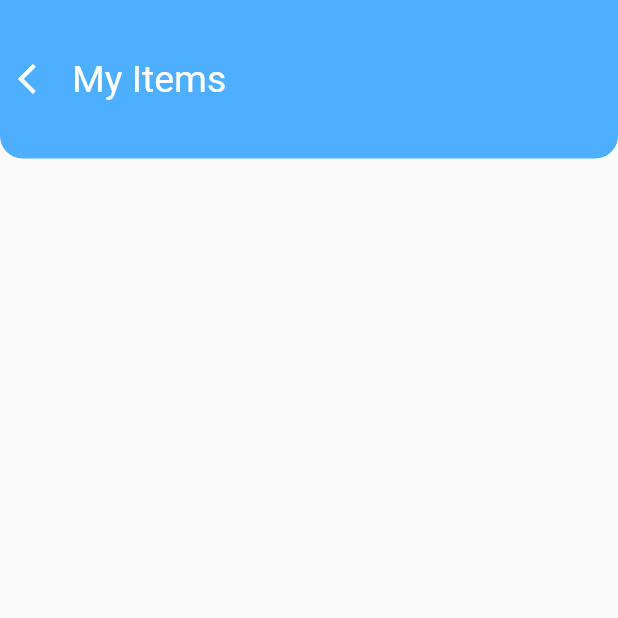
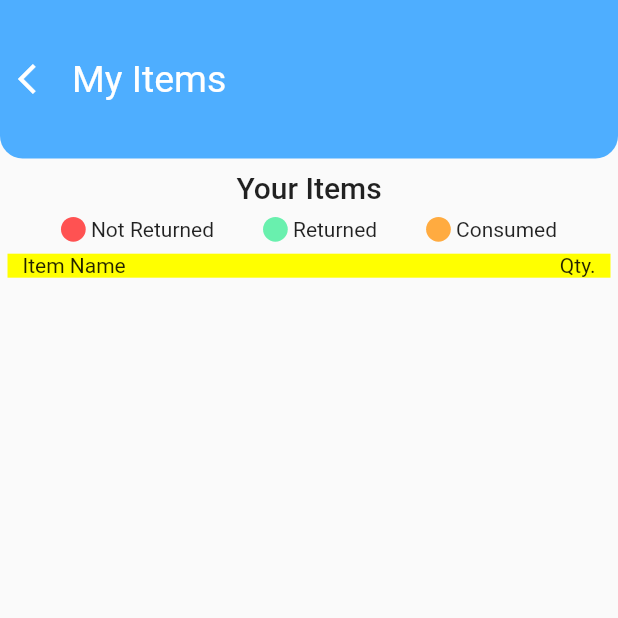
Before and after one commit to innovation-center-gitam-hyd/Innovation-Center-App, a Flutter app: the MyInventoryItems screen opened directly, on a phone screen of 412 x 824 dp, the top half of it. Run offline on Flutter 3.47's test engine with Material 2 defaults, Android fonts, the light colour scheme and no system bars; our stand-ins replace flutter_custom_clippers, page_transition, shared_preferences; accounts and stored records are empty.

Commit message:
My Items screen

```diff
--- a/lib/myScreen/Inventory/inventory.dart
+++ b/lib/myScreen/Inventory/inventory.dart
@@ -99,93 +99,6 @@ class MyInventory extends StatelessWidget {
                           )
                         : Container(),
 
-                    // Padding(
-                    //   padding: EdgeInsets.all(0),
-                    //   child: Column(
-                    //     children: [
-                    //       Padding(
-                    //         padding: const EdgeInsets.only(
-                    //           top: 8,
-                    //         ),
-                    //         child: Text(
-                    //           "Your Items",
-                    //           style: TextStyle(
-                    //               fontSize: 20, fontWeight: FontWeight.w500),
-                    //         ),
-                    //       ),
-                    //       Padding(
-                    //         padding: const EdgeInsets.all(8.0),
-                    //         child: Row(
-                    //           mainAxisAlignment: MainAxisAlignment.spaceEvenly,
-                    //           children: [
-                    //             Container(
-                    //               child: Row(
-                    //                 children: [
-                    //                   CircleAvatar(
-                    //                     backgroundColor: Colors.redAccent,
-                    //                     radius:
-                    //                         MediaQuery.of(context).size.height /
-                    //                             100,
-                    //                   ),
-                    //                   Text("\tNot Returned")
-                    //                 ],
-                    //               ),
-                    //             ),
-                    //             Container(
-                    //               child: Row(
-                    //                 children: [
-                    //                   CircleAvatar(
-                    //                     backgroundColor: Colors.greenAccent,
-                    //                     radius:
-                    //                         MediaQuery.of(context).size.height /
-                    //                             100,
-                    //                   ),
-                    //                   Text("\tReturned")
-                    //                 ],
-                    //               ),
-                    //             ),
-                    //             Container(
-                    //               child: Row(
-                    //                 children: [
-                    //                   CircleAvatar(
-                    //                     backgroundColor: Colors.orangeAccent,
-                    //                     radius:
-                    //                         MediaQuery.of(context).size.height /
-                    //                             100,
-                    //                   ),
-                    //                   Text("\tConsumed")
-                    //                 ],
-                    //               ),
-                    //             ),
-                    //           ],
-                    //         ),
-                    //       ),
-                    //     ],
-                    //   ),
-                    // ),
-                    // Padding(
-                    //   padding: const EdgeInsets.symmetric(horizontal: 8),
-                    //   child: Expanded(
-                    //     child: Container(
-                    //       decoration: BoxDecoration(
-                    //         color: Colors.yellowAccent,
-                    //       ),
-                    //       child: Row(
-                    //         mainAxisAlignment: MainAxisAlignment.spaceBetween,
-                    //         children: [
-                    //           Padding(
-                    //             padding: const EdgeInsets.only(left: 10),
-                    //             child: Text("Item Name"),
-                    //           ),
-                    //           Padding(
-                    //             padding: const EdgeInsets.only(right: 10),
-                    //             child: Text("Qty."),
-                    //           ),
-                    //         ],
-                    //       ),
-                    //     ),
-                    //   ),
-                    // ),
                     // Expanded(
                     //   child: Padding(
                     //     padding: const EdgeInsets.all(8.0),
@@ -300,6 +213,98 @@ class MyInventoryItems extends StatefulWidget {
 class _MyInventoryItemsState extends State<MyInventoryItems> {
   @override
   Widget build(BuildContext context) {
-    return MyScaffold(title: "My Items", myBody: Container());
+    return MyScaffold(
+      title: "My Items",
+      myBody: Column(
+        mainAxisSize: MainAxisSize.min,
+        children: [
+          Container(
+            child: Column(
+              children: [
+                Padding(
+                  padding: const EdgeInsets.only(
+                    top: 8,
+                  ),
+                  child: Text(
+                    "Your Items",
+                    style: TextStyle(fontSize: 20, fontWeight: FontWeight.w500),
+                  ),
+                ),
+                Padding(
+                  padding: const EdgeInsets.all(8.0),
+                  child: Row(
+                    mainAxisAlignment: MainAxisAlignment.spaceEvenly,
+                    children: [
+                      Container(
+                        child: Row(
+                          children: [
+                            CircleAvatar(
+                              backgroundColor: Colors.redAccent,
+                              radius: MediaQuery.of(context).size.height / 100,
+                            ),
+                            Text("\tNot Returned")
+                          ],
+                        ),
+                      ),
+                      Container(
+                        child: Row(
+                          children: [
+                            CircleAvatar(
+                              backgroundColor: Colors.greenAccent,
+                              radius: MediaQuery.of(context).size.height / 100,
+                            ),
+                            Text("\tReturned")
+                          ],
+                        ),
+                      ),
+                      Container(
+                        child: Row(
+                          children: [
+                            CircleAvatar(
+                              backgroundColor: Colors.orangeAccent,
+                              radius: MediaQuery.of(context).size.height / 100,
+                            ),
+                            Text("\tConsumed")
+                          ],
+                        ),
+                      ),
+                    ],
+                  ),
+                ),
+
+                Padding(
+                  padding: const EdgeInsets.symmetric(horizontal: 5),
+                  child: Container(
+                    decoration: BoxDecoration(
+                      color: Colors.yellowAccent,
+                    ),
+                    child: Row(
+                      mainAxisAlignment: MainAxisAlignment.spaceBetween,
+                      children: [
+                        Padding(
+                          padding: const EdgeInsets.only(left: 10),
+                          child: Text("Item Name"),
+                        ),
+                        Padding(
+                          padding: const EdgeInsets.only(right: 10),
+                          child: Text("Qty."),
+                        ),
+                      ],
+                    ),
+                  ),
+                ),
+
+                //upper portion items
+              ],
+            ),
+          ),
+          Expanded(
+            child: ListView(
+              children: [],
+            ),
+          )
+        ],
+      ),
+    );
   }
 }
```
